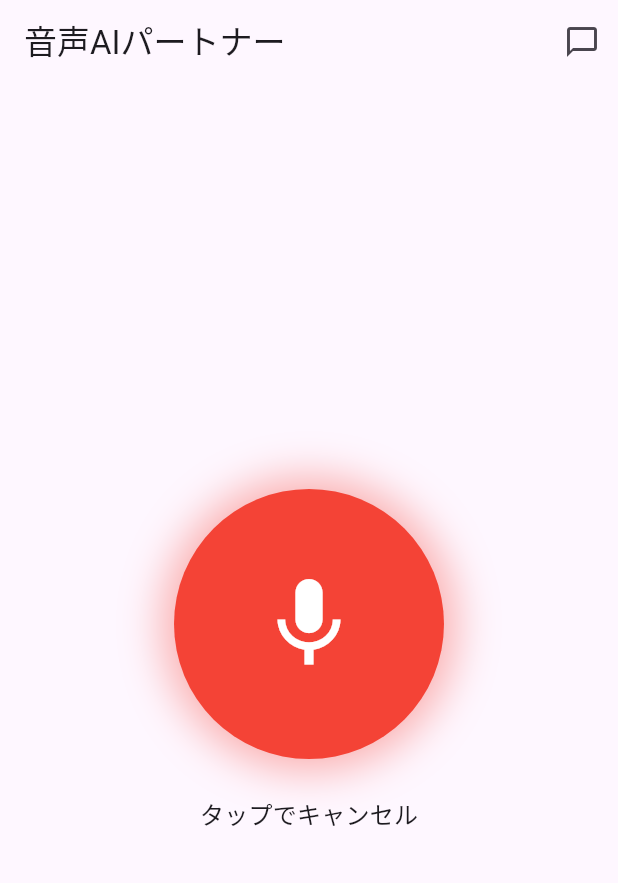
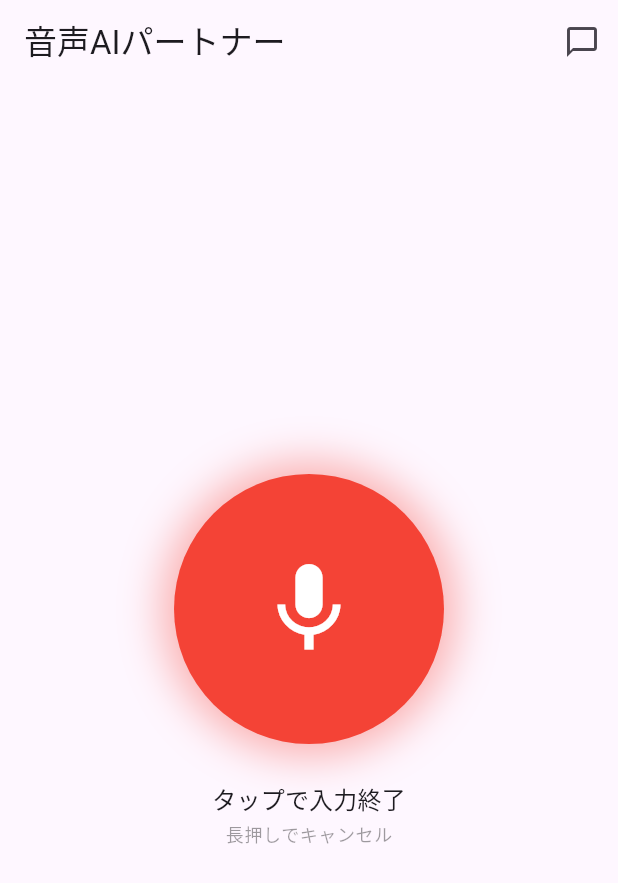
Before and after one commit to ricturuit/voice-ai-partner, a Flutter app: the screen it shows after launch, after a tap on the "mic none" icon, after a tap on the "graphic eq" icon, on a phone screen of 412 x 824 dp. Shown: the top 883 px of the screen. Run offline on Flutter 3.47's test engine with Material 3 defaults, Android fonts, the phone set to English and light mode, and no system bars; our stand-ins replace audioplayers, speech_to_text.

Commit message:
Fix voice-call mode getting stuck on ambient noise, and missing autoplay on text-only sends
Split the listening-state button action: a single tap now ends input
and sends whatever was recognized (stopListeningAndSend), while a
long-press cancels without sending (cancelListening). The silence
timer alone wasn't a reliable way out when ambient noise kept
resetting it.

Also call the audio-unlock trick from sendText(), not just
startListening(), so a text-only conversation (mic never used) still
gets a genuine-user-gesture play() in before the API round trip
outlasts the click/Enter-key's transient activation window — without
it the reply's autoplay was silently blocked by the browser.

```diff
--- a/app/lib/screens/voice_call_screen.dart
+++ b/app/lib/screens/voice_call_screen.dart
@@ -73,6 +73,11 @@ class _VoiceCallScreenState extends State<VoiceCallScreen> with SingleTickerProv
     return _ButtonVisualState.idle;
   }
 
+  // Single tap while listening ends input (sends whatever was recognized so
+  // far) instead of canceling — ambient noise can keep the recognizer from
+  // ever going quiet on its own, so relying solely on the silence timer left
+  // the button stuck in "listening" with no way out. Canceling is now a
+  // long-press instead, so it stays available but isn't the default action.
   Future<void> _handleTap() async {
     switch (_visualState) {
       case _ButtonVisualState.sending:
@@ -82,12 +87,17 @@ class _VoiceCallScreenState extends State<VoiceCallScreen> with SingleTickerProv
         await _controller.forceStopReading();
         return;
       case _ButtonVisualState.listening:
-        await _controller.cancelListening();
+        await _controller.stopListeningAndSend();
         return;
       case _ButtonVisualState.idle:
         await _controller.startListening();
         return;
     }
+  }
+
+  Future<void> _handleLongPress() async {
+    if (_visualState != _ButtonVisualState.listening) return;
+    await _controller.cancelListening();
   }
 
   @override
@@ -98,6 +108,7 @@ class _VoiceCallScreenState extends State<VoiceCallScreen> with SingleTickerProv
     final Color color;
     final IconData icon;
     final String label;
+    String? subLabel;
     final bool enabled;
     final bool pulse;
 
@@ -112,7 +123,8 @@ class _VoiceCallScreenState extends State<VoiceCallScreen> with SingleTickerProv
       case _ButtonVisualState.listening:
         color = Colors.red;
         icon = Icons.mic;
-        label = 'タップでキャンセル';
+        label = 'タップで入力終了';
+        subLabel = '長押しでキャンセル';
         enabled = true;
         pulse = true;
         break;
@@ -150,6 +162,7 @@ class _VoiceCallScreenState extends State<VoiceCallScreen> with SingleTickerProv
             children: [
               GestureDetector(
                 onTap: enabled ? _handleTap : null,
+                onLongPress: state == _ButtonVisualState.listening ? _handleLongPress : null,
                 child: AnimatedBuilder(
                   animation: _pulseController,
                   builder: (context, child) {
@@ -185,6 +198,13 @@ class _VoiceCallScreenState extends State<VoiceCallScreen> with SingleTickerProv
                   color: enabled ? null : theme.disabledColor,
                 ),
               ),
+              if (subLabel != null) ...[
+                const SizedBox(height: 4),
+                Text(
+                  subLabel,
+                  style: theme.textTheme.bodySmall?.copyWith(color: theme.disabledColor),
+                ),
+              ],
             ],
           ),
         ),
```
Also changed, not shown: app/lib/controllers/conversation_controller.dart (+8 -0 lines), 1 other file.
